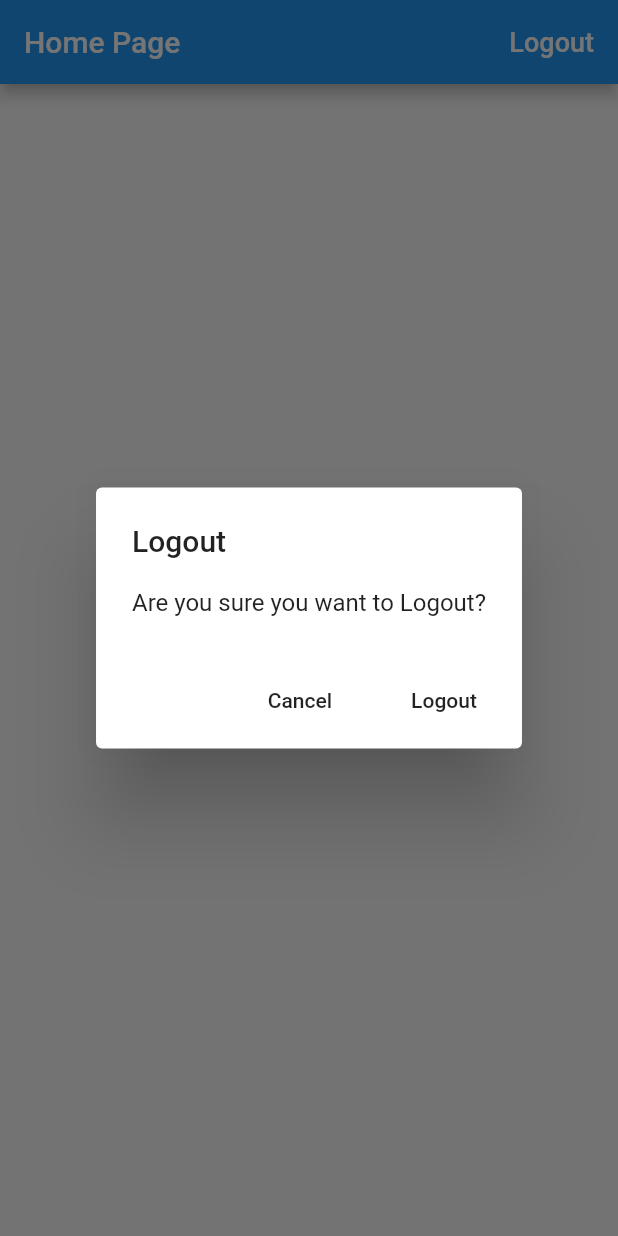
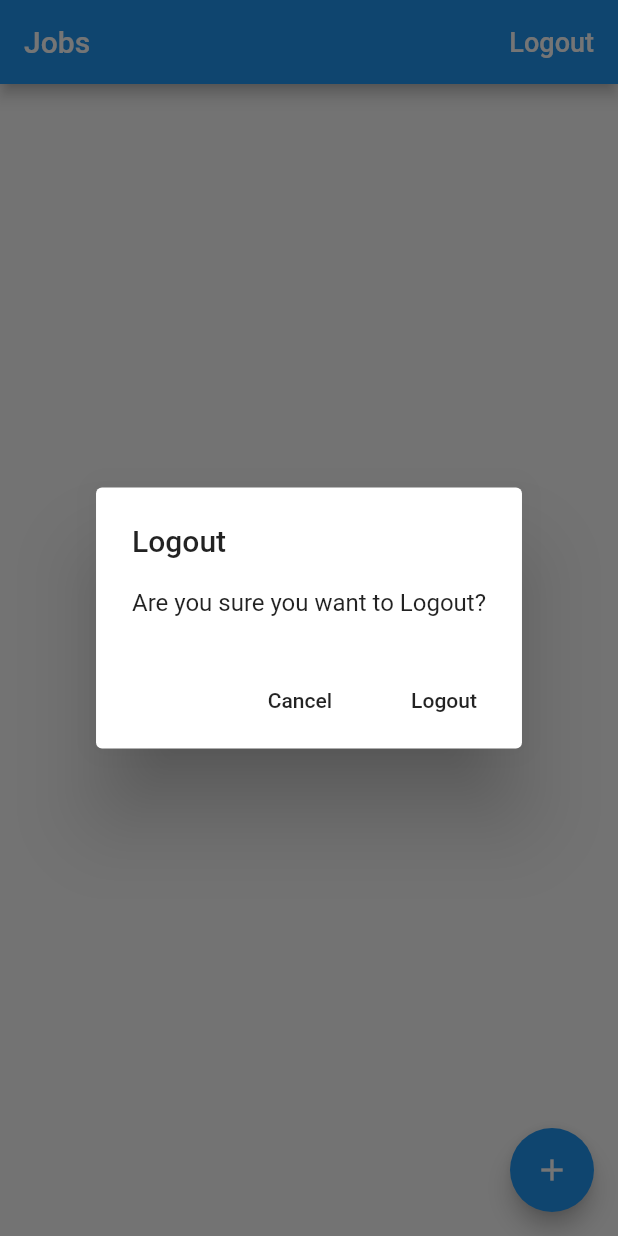
Before and after one commit to vbrilliant-hduong/time-tracker-flutter, a Flutter app: the screen it shows once a user with an empty profile is signed in, after a tap on "Logout", on a phone screen of 412 x 824 dp. Run offline on Flutter 3.47's test engine with Material 2 defaults, Android fonts, the phone set to English and light mode, and no system bars; our stand-ins replace cloud_firestore, firebase_auth, google_sign_in; missing offline and left inert: flutter_facebook_login; accounts and stored records are empty.

Commit message:
Implement CRUD Jobs screen

```diff
--- a/lib/common_widgets/platform_exception_alert_dialog.dart
+++ b/lib/common_widgets/platform_exception_alert_dialog.dart
@@ -13,6 +13,10 @@ class PlatformExceptionAlertDialog extends PlatformAlertDialog {
         );
 
   static String _message (PlatformException exception) {
+    print(exception);
+    if (exception.code == 'Error performing setData') {
+        return 'Missing or insufficient permissions!';
+    }
     return _errors[exception.code] ?? exception.message;
   }
 
--- /dev/null
+++ b/lib/home/jobs/empty_content.dart
@@ -0,0 +1,31 @@
+import 'package:flutter/cupertino.dart';
+import 'package:flutter/material.dart';
+
+class EmptyContent extends StatelessWidget {
+  const EmptyContent({
+    Key key,
+    this.title = 'Nothing here',
+    this.message = 'Add new task to get started',
+  }) : super(key: key);
+  final String title;
+  final String message;
+
+  @override
+  Widget build(BuildContext context) {
+    return Center(
+      child: Column(
+        mainAxisAlignment: MainAxisAlignment.center,
+        children: <Widget>[
+          Text(
+            title,
+            style: TextStyle(fontSize: 32.0, color: Colors.black54),
+          ),
+          Text(
+            message,
+            style: TextStyle(fontSize: 16.0, color: Colors.black54),
+          ),
+        ],
+      ),
+    );
+  }
+}
--- /dev/null
+++ b/lib/home/jobs/jobs_screen.dart
@@ -0,0 +1,91 @@
+import 'package:flutter/material.dart';
+import 'package:flutter/services.dart';
+import 'package:provider/provider.dart';
+import 'package:timetrackerflutter/common_widgets/platform_alert_dialog.dart';
+import 'package:timetrackerflutter/common_widgets/platform_exception_alert_dialog.dart';
+import 'package:timetrackerflutter/home/jobs/edit_job_screen.dart';
+import 'package:timetrackerflutter/home/jobs/job_list_tile.dart';
+import 'package:timetrackerflutter/home/jobs/list_items_builder.dart';
+import 'package:timetrackerflutter/home/models/job.dart';
+import 'package:timetrackerflutter/services/auth.dart';
+import 'package:timetrackerflutter/services/database.dart';
+
+class JobsScreen extends StatelessWidget {
+  Future<void> _signOut(BuildContext context) async {
+    try {
+      final auth = Provider.of<AuthBase>(context, listen: false);
+      await auth.signOut();
+    } catch (e) {
+      print(e.toString());
+    }
+  }
+
+  Future<void> _confirmSignOut(BuildContext context) async {
+    final didRequestSignOut = await PlatformAlertDialog(
+      title: 'Logout',
+      content: 'Are you sure you want to Logout?',
+      cancelActionText: 'Cancel',
+      defaultActionText: 'Logout',
+    ).show(context);
+
+    if (didRequestSignOut) {
+      _signOut(context);
+    }
+  }
+
+  Future<void> _delete(BuildContext context, Job job) async {
+    try {
+      final db = Provider.of<Database>(context, listen: false);
+      await db.deleteJob(job);
+    } on PlatformException catch (e) {
+      PlatformExceptionAlertDialog(
+        title: 'Operation failed',
+        exception: e,
+      ).show(context);
+    }
+  }
+
+  @override
+  Widget build(BuildContext context) {
+    return Scaffold(
+      appBar: AppBar(
+        title: Text('Jobs'),
+        actions: <Widget>[
+          FlatButton(
+            child: Text(
+              'Logout',
+              style: TextStyle(fontSize: 18.0, color: Colors.white),
+            ),
+            onPressed: () => _confirmSignOut(context),
+          ),
+        ],
+      ),
+      body: _buildContents(context),
+      floatingActionButton: FloatingActionButton(
+        child: Icon(Icons.add),
+        onPressed: () => EditJobScreen.show(context),
+      ),
+    );
+  }
+
+  Widget _buildContents(BuildContext context) {
+    final db = Provider.of<Database>(context);
+    return StreamBuilder<List<Job>>(
+      stream: db.jobStream(),
+      builder: (context, snapshot) {
+        return ListItemsBuilder<Job>(
+            snapshot: snapshot,
+            itemBuilder: (context, job) => Dismissible(
+                  key: Key('job-${job.id}'),
+                  background: Container(color: Colors.red),
+                  direction: DismissDirection.endToStart,
+                  onDismissed: (direction) => _delete(context, job),
+                  child: JobListTile(
+                    job: job,
+                    onTap: () => EditJobScreen.show(context, job: job),
+                  ),
+                ));
+      },
+    );
+  }
+}
--- /dev/null
+++ b/lib/home/jobs/list_items_builder.dart
@@ -0,0 +1,45 @@
+import 'package:flutter/material.dart';
+import 'package:timetrackerflutter/home/jobs/empty_content.dart';
+
+typedef ItemWidgetBuilder<T> = Widget Function(BuildContext context, T item);
+
+class ListItemsBuilder<T> extends StatelessWidget {
+  const ListItemsBuilder(
+      {Key key, @required this.snapshot, @required this.itemBuilder})
+      : super(key: key);
+  final AsyncSnapshot<List<T>> snapshot;
+  final ItemWidgetBuilder<T> itemBuilder;
+
+  @override
+  Widget build(BuildContext context) {
+    if (snapshot.hasData) {
+      final List<T> items = snapshot.data;
+      if (items.isNotEmpty) {
+        return _buildList(items);
+      } else {
+        return EmptyContent();
+      }
+    } else if (snapshot.hasError) {
+      return EmptyContent(
+        title: 'Something went wrong',
+        message: 'Can\'t load items  right now!',
+      );
+    }
+    return Center(child: CircularProgressIndicator());
+  }
+
+  Widget _buildList(List<T> items) {
+    return ListView.separated(
+      itemCount: items.length + 2,
+      separatorBuilder: (context, index) => Divider(
+        height: 0.5,
+      ),
+      itemBuilder: (context, index) {
+        if (index == 0 || index == items.length + 1) {
+          return Container();
+        }
+        return itemBuilder(context, items[index - 1]);
+      },
+    );
+  }
+}
--- /dev/null
+++ b/lib/home/models/job.dart
@@ -0,0 +1,34 @@
+import 'package:meta/meta.dart';
+
+class Job {
+  Job({
+    @required this.id,
+    @required this.name,
+    @required this.ratePerHour,
+  });
+
+  final String id;
+  final String name;
+  final int ratePerHour;
+
+  factory Job.fromMap(Map<String, dynamic> data, String documentId) {
+    if (data == null) {
+      return null;
+    }
+    final String name = data['name'];
+    final int ratePerHour = data['ratePerHour'];
+
+    return Job(
+      id: documentId,
+      name: name,
+      ratePerHour: ratePerHour,
+    );
+  }
+
+  Map<String, dynamic> toMap() {
+    return {
+      'name': name,
+      'ratePerHour': ratePerHour,
+    };
+  }
+}
--- a/lib/main.dart
+++ b/lib/main.dart
@@ -1,7 +1,7 @@
 import 'constants.dart';
 import 'package:flutter/material.dart';
-import 'package:timetrackerflutter/screens/landing_screen.dart';
 import 'package:timetrackerflutter/services/auth.dart';
+import 'package:timetrackerflutter/sign_in/landing_screen.dart';
 import 'package:provider/provider.dart';
 
 void main() => runApp(TimeTracker());
--- a/lib/screens/home_screen.dart
+++ /dev/null
@@ -1,46 +0,0 @@
-import 'package:flutter/material.dart';
-import 'package:provider/provider.dart';
-import 'package:timetrackerflutter/common_widgets/platform_alert_dialog.dart';
-import 'package:timetrackerflutter/services/auth.dart';
-
-class HomepageScreen extends StatelessWidget {
-  Future<void> _signOut(BuildContext context) async {
-    try {
-      final auth = Provider.of<AuthBase>(context, listen: false);
-      await auth.signOut();
-    } catch (e) {
-      print(e.toString());
-    }
-  }
-
-  Future<void> _confirmSignOut(BuildContext context) async {
-    final didRequestSignOut = await PlatformAlertDialog(
-      title: 'Logout',
-      content: 'Are you sure you want to Logout?',
-      cancelActionText: 'Cancel',
-      defaultActionText: 'Logout',
-    ).show(context);
-
-    if (didRequestSignOut) {
-      _signOut(context);
-    }
-  }
-
-  @override
-  Widget build(BuildContext context) {
-    return Scaffold(
-      appBar: AppBar(
-        title: Text('Home Page'),
-        actions: <Widget>[
-          FlatButton(
-            child: Text(
-              'Logout',
-              style: TextStyle(fontSize: 18.0, color: Colors.white),
-            ),
-            onPressed: () => _confirmSignOut(context),
-          ),
-        ],
-      ),
-    );
-  }
-}
--- /dev/null
+++ b/lib/services/api_path.dart
@@ -0,0 +1,4 @@
+class APIPath {
+  static String job (String uid, String jobId) => 'users/$uid/jobs/$jobId';
+  static String jobs (String uid) => 'users/$uid/jobs';
+}
--- /dev/null
+++ b/lib/services/database.dart
@@ -0,0 +1,37 @@
+import 'package:meta/meta.dart';
+import 'package:timetrackerflutter/home/models/job.dart';
+import 'package:timetrackerflutter/services/api_path.dart';
+import 'package:timetrackerflutter/services/firestore_service.dart';
+
+abstract class Database {
+  Future<void> setJob(Job job);
+
+  Future<void> deleteJob(Job job);
+
+  Stream<List<Job>> jobStream();
+}
+
+String documentIdFromCurrentDate() => DateTime.now().toIso8601String();
+
+class FirestoreDatabase implements Database {
+  FirestoreDatabase({@required this.uid}) : assert(uid != null);
+  final String uid;
+
+  final _service = FirestoreService.instance;
+
+  @override
+  Future<void> setJob(Job job) async => await _service.setData(
+        path: APIPath.job(uid, job.id),
+        data: job.toMap(),
+      );
+
+  @override
+  Future<void> deleteJob(Job job) async => await _service.deleteData(
+        path: APIPath.job(uid, job.id),
+      );
+
+  Stream<List<Job>> jobStream() => _service.collectionStream(
+        path: APIPath.jobs(uid),
+        builder: (data, documentId) => Job.fromMap(data, documentId),
+      );
+}
--- /dev/null
+++ b/lib/services/firestore_service.dart
@@ -0,0 +1,32 @@
+import 'package:cloud_firestore/cloud_firestore.dart';
+import 'package:flutter/foundation.dart';
+
+class FirestoreService {
+  FirestoreService._();
+
+  static final instance = FirestoreService._();
+
+  Future<void> setData(
+      {@required String path, @required Map<String, dynamic> data}) async {
+    final reference = Firestore.instance.document(path);
+    print('$path: $data');
+    await reference.setData(data);
+  }
+
+  Future<void> deleteData({@required String path}) async {
+    final reference = Firestore.instance.document(path);
+    print('delete: $path');
+    await reference.delete();
+  }
+
+  Stream<List<T>> collectionStream<T>({
+    @required String path,
+    @required T builder(Map<String, dynamic> data, String documentId),
+  }) {
+    final reference = Firestore.instance.collection(path);
+    final snapshots = reference.snapshots();
+    return snapshots.map((snapshot) => snapshot.documents
+        .map((snapshot) => builder(snapshot.data, snapshot.documentID))
+        .toList());
+  }
+}
--- a/lib/screens/email_sign_in_screen.dart
+++ b/lib/sign_in/email_sign_in_screen.dart
@@ -1,6 +1,5 @@
 import 'package:flutter/material.dart';
-import 'package:timetrackerflutter/screens/email_sign_in_form_bloc_based.dart';
-import 'package:timetrackerflutter/screens/email_sign_in_form_change_notifier.dart';
+import 'package:timetrackerflutter/sign_in/email_sign_in_form_change_notifier.dart';
 
 class EmailSignInScreen extends StatelessWidget {
   @override
--- a/lib/screens/landing_screen.dart
+++ b/lib/sign_in/landing_screen.dart
@@ -1,8 +1,9 @@
 import 'package:flutter/material.dart';
 import 'package:provider/provider.dart';
-import 'package:timetrackerflutter/screens/sign_in_screen.dart';
+import 'package:timetrackerflutter/services/database.dart';
+import 'package:timetrackerflutter/sign_in/sign_in_screen.dart';
 import 'package:timetrackerflutter/services/auth.dart';
-import 'home_screen.dart';
+import '../home/jobs/jobs_screen.dart';
 
 class LandingScreen extends StatelessWidget {
   @override
@@ -16,7 +17,9 @@ class LandingScreen extends StatelessWidget {
           if (user == null) {
             return SignInScreen.create(context);
           }
-          return HomepageScreen();
+          return Provider<Database>(
+              create: (_) => FirestoreDatabase(uid: user.uid),
+              child: JobsScreen());
         } else {
           return Scaffold(
             body: Center(
--- a/lib/screens/sign_in_screen.dart
+++ b/lib/sign_in/sign_in_screen.dart
@@ -5,8 +5,8 @@ import 'package:provider/provider.dart';
 import 'package:timetrackerflutter/common_widgets/platform_exception_alert_dialog.dart';
 import 'package:timetrackerflutter/components/sign_in_button.dart';
 import 'package:timetrackerflutter/components/social_sign_in_button.dart';
-import 'package:timetrackerflutter/screens/email_sign_in_screen.dart';
-import 'package:timetrackerflutter/screens/sign_in_manager.dart';
+import 'package:timetrackerflutter/sign_in/email_sign_in_screen.dart';
+import 'package:timetrackerflutter/sign_in/sign_in_manager.dart';
 import 'package:timetrackerflutter/services/auth.dart';
 import '../constants.dart';
 
@@ -20,16 +20,18 @@ class SignInScreen extends StatelessWidget {
   final bool isLoading;
 
   static Widget create(BuildContext context) {
-    final auth = Provider.of<AuthBase>(context);
+    final auth = Provider.of<AuthBase>(context, listen: false);
     return ChangeNotifierProvider<ValueNotifier<bool>>(
       create: (_) => ValueNotifier<bool>(false),
       child: Consumer<ValueNotifier<bool>>(
-        builder: (_, isLoading, __) => Provider<SignInManager>(
-          create: (_) => SignInManager(auth: auth, isLoading: isLoading),
-          child: Consumer<SignInManager>(
-            builder: (context, manager, _) => SignInScreen(manager: manager, isLoading: isLoading.value,),
-          ),
-        ),
+        builder: (_, isLoading, __) =>
+            Provider<SignInManager>(
+              create: (_) => SignInManager(auth: auth, isLoading: isLoading),
+              child: Consumer<SignInManager>(
+                builder: (context, manager, _) =>
+                    SignInScreen(manager: manager, isLoading: isLoading.value,),
+              ),
+            ),
       ),
     );
   }
--- a/pubspec.yaml
+++ b/pubspec.yaml
@@ -4,7 +4,7 @@ description: Time Tracker Project
 version: 1.0.0+1
 
 environment:
-  sdk: ">=2.1.0 <3.0.0"
+  sdk: ">=2.2.2 <3.0.0"
 
 dependencies:
   flutter:
@@ -14,6 +14,7 @@ dependencies:
   google_sign_in: ^4.4.1
   flutter_facebook_login: ^3.0.0
   provider: ^4.0.5
+  cloud_firestore: ^0.13.5
 
 dev_dependencies:
   flutter_test:
```
Also changed, not shown: lib/home/jobs/edit_job_screen.dart (added, +143 -0 lines), lib/home/jobs/job_list_tile.dart (added, +18 -0 lines), lib/sign_in/email_sign_in_form_bloc_based.dart (renamed from lib/screens/email_sign_in_form_change_notifier.dart, +33 -28 lines), lib/sign_in/email_sign_in_form_change_notifier.dart (renamed from lib/screens/email_sign_in_form_bloc_based.dart, +28 -33 lines), lib/sign_in/email_sign_in_bloc.dart (renamed from lib/screens/email_sign_in_bloc.dart), lib/sign_in/sign_in_manager.dart (renamed from lib/screens/sign_in_manager.dart), pubspec.lock, 1 other file.
